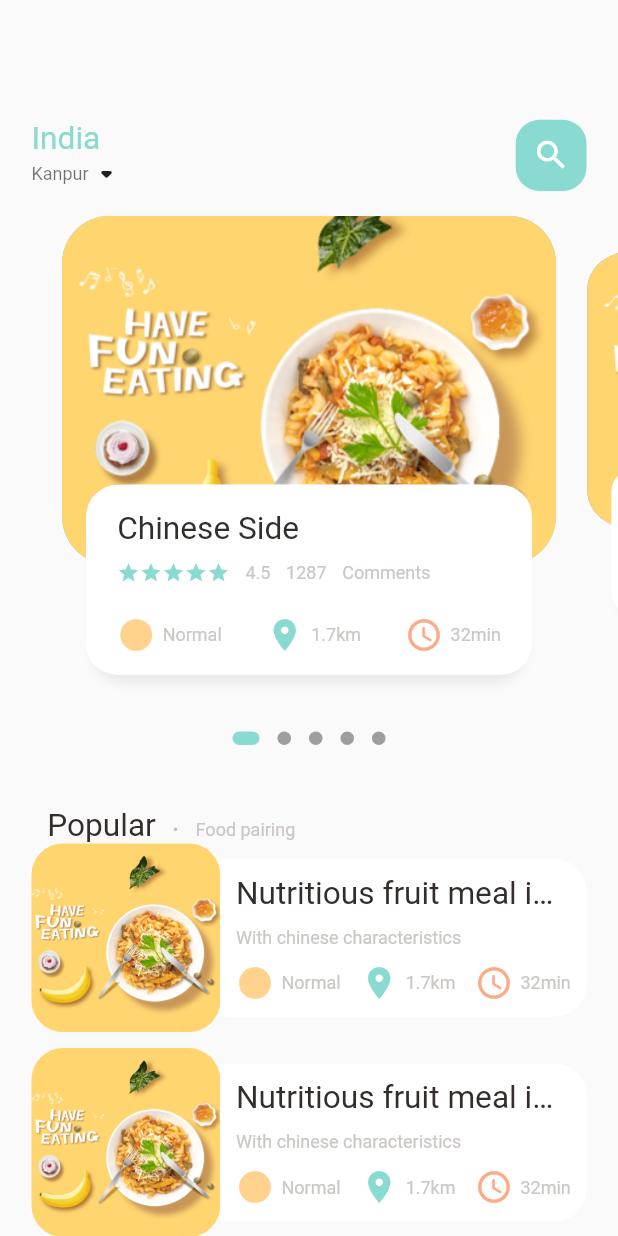
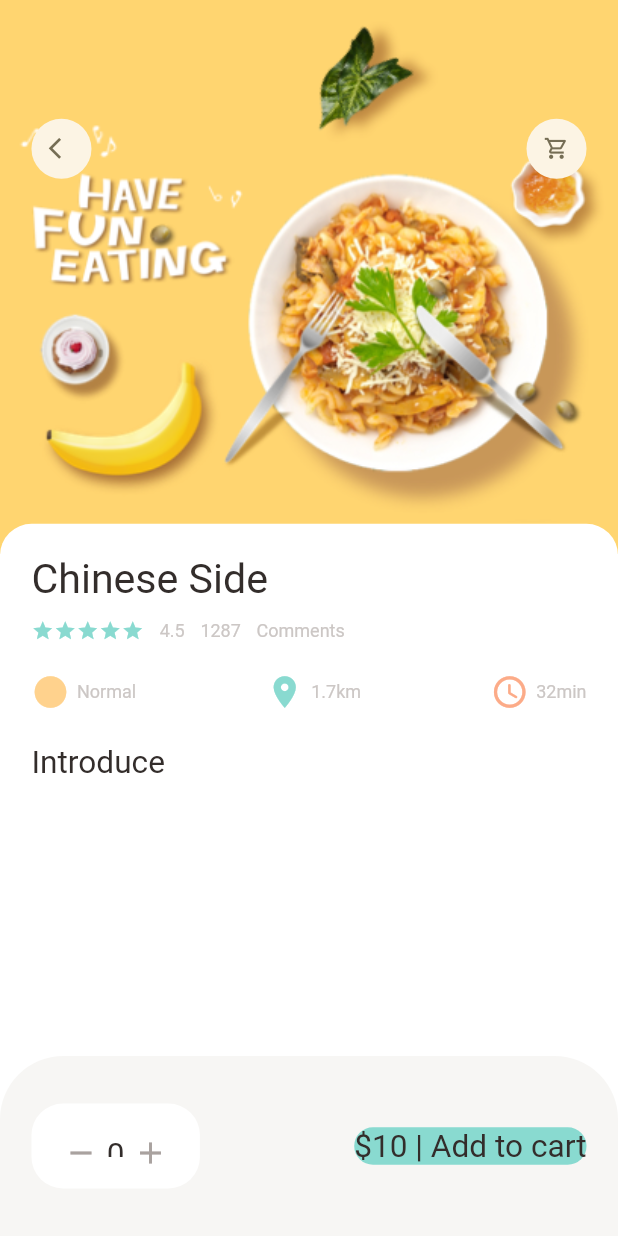
Before and after one commit to imRajAryan09/food-delivery-app, a Flutter app: the screen it shows after launch, on a phone screen of 412 x 824 dp. Run offline on Flutter 3.47's test engine with Material 2 defaults, Android fonts, the phone set to English and light mode, and no system bars; drawn by our look-alikes of dots_indicator; our stand-ins replace get.

Commit message:
food details page started

```diff
--- a/lib/main.dart
+++ b/lib/main.dart
@@ -1,4 +1,5 @@
 import 'package:flutter/material.dart';
+import 'package:food/pages/food/popular_food_detail.dart';
 import 'package:food/pages/home/main_home_page.dart';
 import 'package:get/get.dart';
 
@@ -18,7 +19,7 @@ class MyApp extends StatelessWidget {
       theme: ThemeData(
         primarySwatch: Colors.blue,
       ),
-      home:const MainFoodPage(),
+      home: const PopularFoodDetail(),
     );
   }
 }
--- /dev/null
+++ b/lib/pages/food/popular_food_detail.dart
@@ -0,0 +1,125 @@
+import 'package:flutter/material.dart';
+import 'package:food/utils/colors.dart';
+import 'package:food/utils/dimensions.dart';
+import 'package:food/widgets/app_column.dart';
+import 'package:food/widgets/app_icon.dart';
+import 'package:food/widgets/big_text.dart';
+
+class PopularFoodDetail extends StatelessWidget {
+  const PopularFoodDetail({Key? key}) : super(key: key);
+
+  @override
+  Widget build(BuildContext context) {
+    return Scaffold(
+      backgroundColor: Colors.white,
+      body: Stack(
+        children: [
+          Positioned(
+              left: 0,
+              right: 0,
+              child: Container(
+                width: double.maxFinite,
+                height: Dimensions.popularFoodImgSize,
+                decoration: const BoxDecoration(
+                    image: DecorationImage(
+                        fit: BoxFit.cover,
+                        image: AssetImage("assets/image/food0.png"))),
+              )),
+          Positioned(
+              top: Dimensions.height75,
+              left: Dimensions.width20,
+              right: Dimensions.width20,
+              child: Row(
+                mainAxisAlignment: MainAxisAlignment.spaceBetween,
+                children: [
+                  AppIcon(
+                    icon: Icons.arrow_back_ios,
+                  ),
+                  AppIcon(
+                    icon: Icons.shopping_cart_outlined,
+                  ),
+                ],
+              )),
+          Positioned(
+              left: 0,
+              right: 0,
+              bottom: 0,
+              top: Dimensions.popularFoodImgSize - 20,
+              child: Container(
+                padding: EdgeInsets.only(
+                    left: Dimensions.width20,
+                    right: Dimensions.width20,
+                    top: Dimensions.height20),
+                decoration: BoxDecoration(
+                    borderRadius: BorderRadius.only(
+                        topRight: Radius.circular(Dimensions.radius20),
+                        topLeft: Radius.circular(Dimensions.radius20)),
+                    color: Colors.white),
+                child: Column(
+                  crossAxisAlignment: CrossAxisAlignment.start,
+                  children: [
+                    AppColumn(
+                      text: "Chinese Side",
+                    ),
+                    SizedBox(
+                      height: Dimensions.height20,
+                    ),
+                    BigText(text: "Introduce")
+                  ],
+                ),
+              ))
+        ],
+      ),
+      bottomNavigationBar: Container(
+          height: 120,
+          padding: EdgeInsets.only(
+              top: Dimensions.height30,
+              bottom: Dimensions.height30,
+              left: Dimensions.width20,
+              right: Dimensions.width20),
+          decoration: BoxDecoration(
+              color: AppColors.buttonBackgroundColor,
+              borderRadius: BorderRadius.only(
+                topLeft: Radius.circular(Dimensions.radius20 * 2),
+                topRight: Radius.circular(Dimensions.radius20 * 2),
+              )),
+          child: Row(
+            mainAxisAlignment: MainAxisAlignment.spaceBetween,
+            children: [
+              Container(
+                padding: EdgeInsets.only(
+                    top: Dimensions.height20,
+                    bottom: Dimensions.height20,
+                    left: Dimensions.width20,
+                    right: Dimensions.width20),
+                decoration: BoxDecoration(
+                    borderRadius: BorderRadius.circular(Dimensions.radius20),
+                    color: Colors.white),
+                child: Row(
+                  children: [
+                    Icon(
+                      Icons.remove,
+                      color: AppColors.signColor,
+                    ),
+                    SizedBox(
+                      width: Dimensions.width10 / 2,
+                    ),
+                    BigText(text: "0"),
+                    SizedBox(
+                      width: Dimensions.width10 / 2,
+                    ),
+                    Icon(Icons.add, color: AppColors.signColor)
+                  ],
+                ),
+              ),
+              Container(
+                decoration: BoxDecoration(
+                    borderRadius: BorderRadius.circular(Dimensions.radius20),
+                    color: AppColors.mainColor),
+                child: BigText(text: "\$10 | Add to cart"),
+              )
+            ],
+          )),
+    );
+  }
+}
--- a/lib/pages/home/food_page_body.dart
+++ b/lib/pages/home/food_page_body.dart
@@ -2,6 +2,7 @@ import 'package:flutter/material.dart';
 import 'package:dots_indicator/dots_indicator.dart';
 import 'package:food/utils/colors.dart';
 import 'package:food/utils/dimensions.dart';
+import 'package:food/widgets/app_column.dart';
 import 'package:food/widgets/big_text.dart';
 import 'package:food/widgets/icon_and_text_widget.dart';
 import 'package:food/widgets/small_text.dart';
@@ -237,65 +238,11 @@ class _FoodPageBodyState extends State<FoodPageBody> {
                       BoxShadow(color: Colors.white, offset: Offset(5, 0))
                     ]),
                 child: Container(
-                  padding: EdgeInsets.only(
-                      top: Dimensions.height15,
-                      left: Dimensions.width15,
-                      right: Dimensions.width15),
-                  child: Column(
-                    crossAxisAlignment: CrossAxisAlignment.start,
-                    children: [
-                      BigText(text: "Chinese Side"),
-                      SizedBox(
-                        height: Dimensions.height10,
-                      ),
-                      Row(
-                        children: [
-                          Wrap(
-                            children: List.generate(
-                                5,
-                                (index) => Icon(
-                                      Icons.star,
-                                      color: AppColors.mainColor,
-                                      size: 15,
-                                    )),
-                          ),
-                          SizedBox(
-                            width: Dimensions.width10,
-                          ),
-                          SmallText(text: "4.5"),
-                          SizedBox(
-                            width: Dimensions.width10,
-                          ),
-                          SmallText(text: "1287"),
-                          SizedBox(
-                            width: Dimensions.width10,
-                          ),
-                          SmallText(text: "Comments"),
-                        ],
-                      ),
-                      SizedBox(
-                        height: Dimensions.height20,
-                      ),
-                      Row(
-                        mainAxisAlignment: MainAxisAlignment.spaceBetween,
-                        children: [
-                          IconAndTextWidget(
-                              icon: Icons.circle_sharp,
-                              text: "Normal",
-                              iconColor: AppColors.iconColor1),
-                          IconAndTextWidget(
-                              icon: Icons.location_on,
-                              text: "1.7km",
-                              iconColor: AppColors.mainColor),
-                          IconAndTextWidget(
-                              icon: Icons.access_time_rounded,
-                              text: "32min",
-                              iconColor: AppColors.iconColor2)
-                        ],
-                      )
-                    ],
-                  ),
-                ),
+                    padding: EdgeInsets.only(
+                        top: Dimensions.height15,
+                        left: Dimensions.width15,
+                        right: Dimensions.width15),
+                    child: AppColumn(text: "Chinese Side")),
               ))
         ],
       ),
--- a/lib/pages/home/main_home_page.dart
+++ b/lib/pages/home/main_home_page.dart
@@ -15,7 +15,6 @@ class MainFoodPage extends StatefulWidget {
 class _MainFoodPageState extends State<MainFoodPage> {
   @override
   Widget build(BuildContext context) {
-    print("current width is " + MediaQuery.of(context).size.width.toString());
     return Scaffold(
         body: Column(
       children: [
--- a/lib/utils/dimensions.dart
+++ b/lib/utils/dimensions.dart
@@ -22,14 +22,19 @@ class Dimensions {
   static double width45 = screenWidth / 8.727;
 
   static double font20 = screenHeight / 39.055;
+  static double font26 = screenHeight / 30.04231;
 
   static double radius15 = screenHeight / 52.073;
   static double radius20 = screenHeight / 39.055;
   static double radius30 = screenHeight / 26.037;
 
   static double iconSize24 = screenHeight / 32.546;
+  static double iconSize16 = screenHeight / 48.81875;
 
   // list view size
   static double listViewImgSize = screenWidth / 3.27275;
   static double listViewTextContSize = screenWidth / 3.9273;
+
+  // popular food
+  static double popularFoodImgSize = screenHeight / 2.2317142857;
 }
--- /dev/null
+++ b/lib/widgets/app_column.dart
@@ -0,0 +1,72 @@
+import 'package:food/utils/colors.dart';
+import 'package:food/widgets/big_text.dart';
+import 'package:food/widgets/icon_and_text_widget.dart';
+import 'package:food/widgets/small_text.dart';
+import 'package:flutter/material.dart';
+import 'package:food/utils/dimensions.dart';
+
+class AppColumn extends StatelessWidget {
+  final String text;
+  AppColumn({Key? key, required this.text}) : super(key: key);
+
+  @override
+  Widget build(BuildContext context) {
+    return Column(
+      crossAxisAlignment: CrossAxisAlignment.start,
+      children: [
+        BigText(
+          text: text,
+          size: Dimensions.font26,
+        ),
+        SizedBox(
+          height: Dimensions.height10,
+        ),
+        Row(
+          children: [
+            Wrap(
+              children: List.generate(
+                  5,
+                  (index) => Icon(
+                        Icons.star,
+                        color: AppColors.mainColor,
+                        size: 15,
+                      )),
+            ),
+            SizedBox(
+              width: Dimensions.width10,
+            ),
+            SmallText(text: "4.5"),
+            SizedBox(
+              width: Dimensions.width10,
+            ),
+            SmallText(text: "1287"),
+            SizedBox(
+              width: Dimensions.width10,
+            ),
+            SmallText(text: "Comments"),
+          ],
+        ),
+        SizedBox(
+          height: Dimensions.height20,
+        ),
+        Row(
+          mainAxisAlignment: MainAxisAlignment.spaceBetween,
+          children: [
+            IconAndTextWidget(
+                icon: Icons.circle_sharp,
+                text: "Normal",
+                iconColor: AppColors.iconColor1),
+            IconAndTextWidget(
+                icon: Icons.location_on,
+                text: "1.7km",
+                iconColor: AppColors.mainColor),
+            IconAndTextWidget(
+                icon: Icons.access_time_rounded,
+                text: "32min",
+                iconColor: AppColors.iconColor2)
+          ],
+        )
+      ],
+    );
+  }
+}
--- /dev/null
+++ b/lib/widgets/app_icon.dart
@@ -0,0 +1,34 @@
+import 'package:flutter/material.dart';
+import 'package:food/utils/dimensions.dart';
+
+class AppIcon extends StatelessWidget {
+  final IconData icon;
+  final Color backgroundColor;
+  final Color iconColor;
+  final double size;
+
+  AppIcon(
+      {Key? key,
+      required this.icon,
+      this.backgroundColor = const Color(0xFFfcf4e4),
+      this.iconColor = const Color(0xFF756d54),
+      this.size = 40})
+      : super(key: key);
+
+  @override
+  Widget build(BuildContext context) {
+    return Container(
+      width: size,
+      height: size,
+      decoration: BoxDecoration(
+        borderRadius: BorderRadius.circular(size / 2),
+        color: backgroundColor,
+      ),
+      child: Icon(
+        icon,
+        color: iconColor,
+        size: Dimensions.iconSize16,
+      ),
+    );
+  }
+}
```
Also changed, not shown: Screenshot_20220208_141755.png (deleted), Screenshot_20220208_173149.png (deleted).
